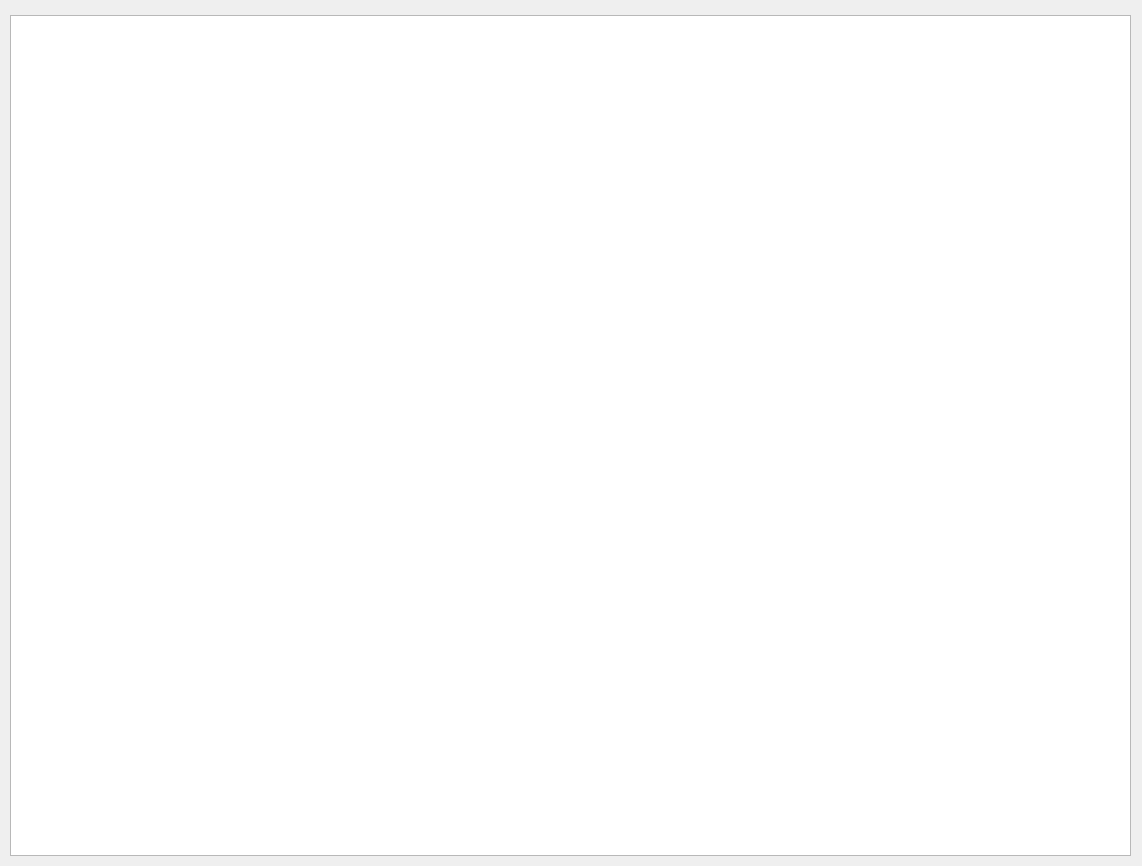
samuelvp360/SVP360CalculationController, file Views/uiDisplayData.ui: the form before one commit.
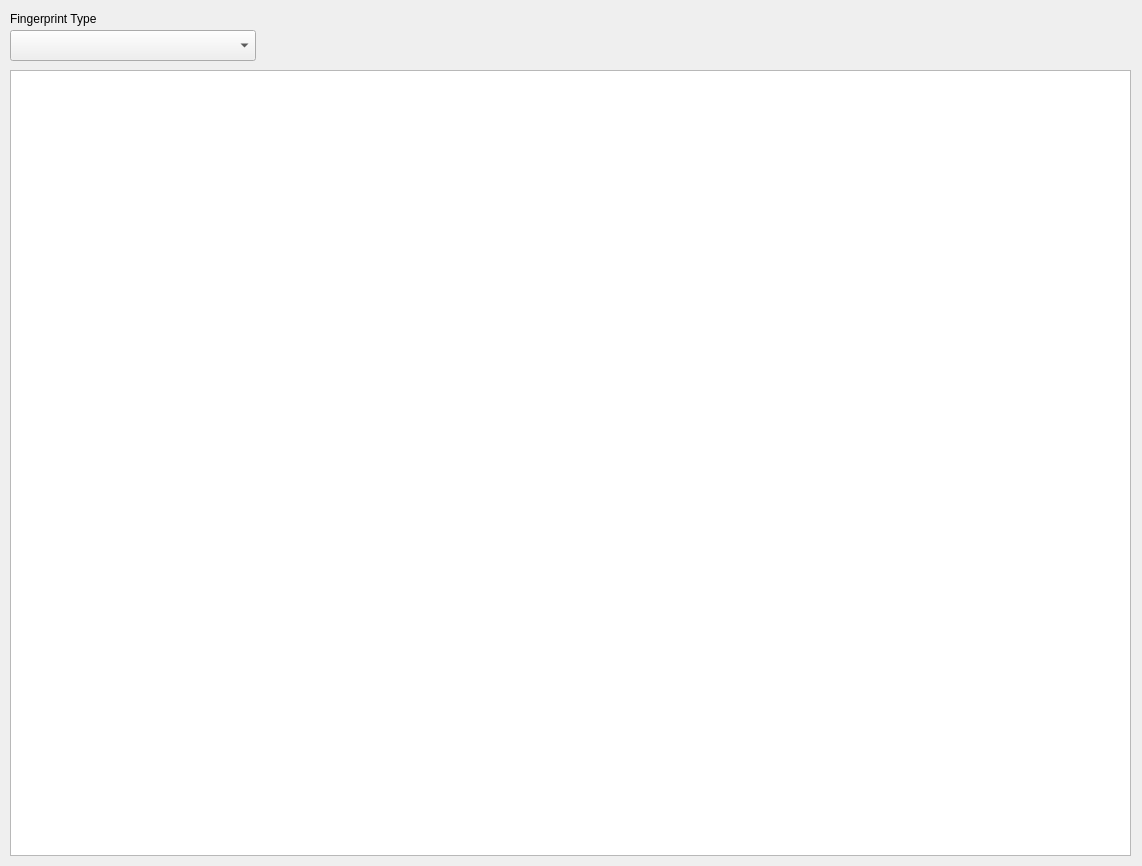
The form after the commit.

Commit message: Change FP_Type, straight addition of mol to a proj

What changed in the file:
```diff
--- a/Views/uiDisplayData.ui
+++ b/Views/uiDisplayData.ui
@@ -17,15 +17,38 @@
    <property name="geometry">
     <rect>
      <x>10</x>
-     <y>15</y>
+     <y>70</y>
      <width>1121</width>
-     <height>841</height>
+     <height>786</height>
     </rect>
    </property>
    <property name="alternatingRowColors">
     <bool>true</bool>
    </property>
   </widget>
+  <widget class="QComboBox" name="uiFPTypeCombo">
+   <property name="geometry">
+    <rect>
+     <x>10</x>
+     <y>30</y>
+     <width>246</width>
+     <height>31</height>
+    </rect>
+   </property>
+  </widget>
+  <widget class="QLabel" name="label">
+   <property name="geometry">
+    <rect>
+     <x>10</x>
+     <y>10</y>
+     <width>121</width>
+     <height>17</height>
+    </rect>
+   </property>
+   <property name="text">
+    <string>Fingerprint Type</string>
+   </property>
+  </widget>
  </widget>
  <resources/>
  <connections/>
```
Left out of the diff: 22 changed lines with no effect on the pictures. The commit also changes 3 other files.
